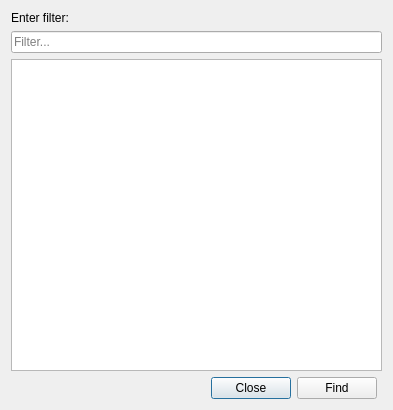
Zee2401/o3de, file Code/Editor/TrackView/TrackViewFindDlg.ui: the form before one commit.
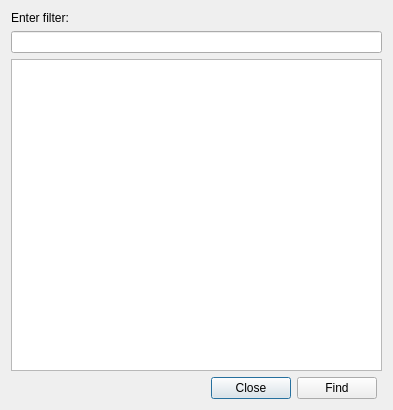
The form after the commit.

Commit message:
🎨 Palette: Enhance Track View accessibility via XML
- Add buddy relationship for filter label in TrackViewFindDlg.ui.
- Add search tooltip in TrackViewNodes.ui.

Diff of the .ui file:
```diff
--- a/Code/Editor/TrackView/TrackViewFindDlg.ui
+++ b/Code/Editor/TrackView/TrackViewFindDlg.ui
@@ -45,12 +45,6 @@
           <property name="alignment">
             <set>Qt::AlignLeft|Qt::AlignVCenter</set>
           </property>
-          <property name="placeholderText">
-            <string>Filter...</string>
-          </property>
-          <property name="clearButtonEnabled">
-            <bool>true</bool>
-          </property>
         </widget>
       </item>
       <item>
```
The commit also changes 3 other files.
